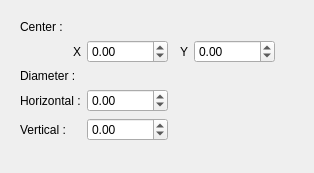
Old version of the form sources/editor/ui/ellipseeditor.ui in the repository EmilOsvoll/qelectrotech-source-mirror.
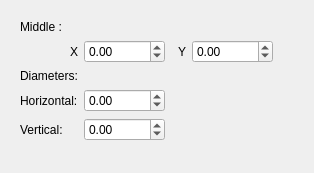
New version of the form.

Patch:
```diff
--- a/sources/editor/ui/ellipseeditor.ui
+++ b/sources/editor/ui/ellipseeditor.ui
@@ -20,7 +20,7 @@
       <item row="0" column="0" colspan="5">
        <widget class="QLabel" name="label">
         <property name="text">
-         <string>Center :</string>
+         <string>Middle :</string>
         </property>
        </widget>
       </item>
@@ -67,7 +67,7 @@
       <item row="5" column="0">
        <widget class="QLabel" name="label_6">
         <property name="text">
-         <string>Vertical :</string>
+         <string>Vertical:</string>
         </property>
         <property name="alignment">
          <set>Qt::AlignLeading|Qt::AlignLeft|Qt::AlignVCenter</set>
@@ -87,7 +87,7 @@
       <item row="4" column="0">
        <widget class="QLabel" name="label_5">
         <property name="text">
-         <string>Horizontal :</string>
+         <string>Horizontal:</string>
         </property>
         <property name="alignment">
          <set>Qt::AlignLeading|Qt::AlignLeft|Qt::AlignVCenter</set>
@@ -107,7 +107,7 @@
       <item row="3" column="0" colspan="4">
        <widget class="QLabel" name="label_4">
         <property name="text">
-         <string>Diameter :</string>
+         <string>Diameters:</string>
         </property>
        </widget>
       </item>
```
Left out of the diff: 2 changed lines with no effect on the pictures.
